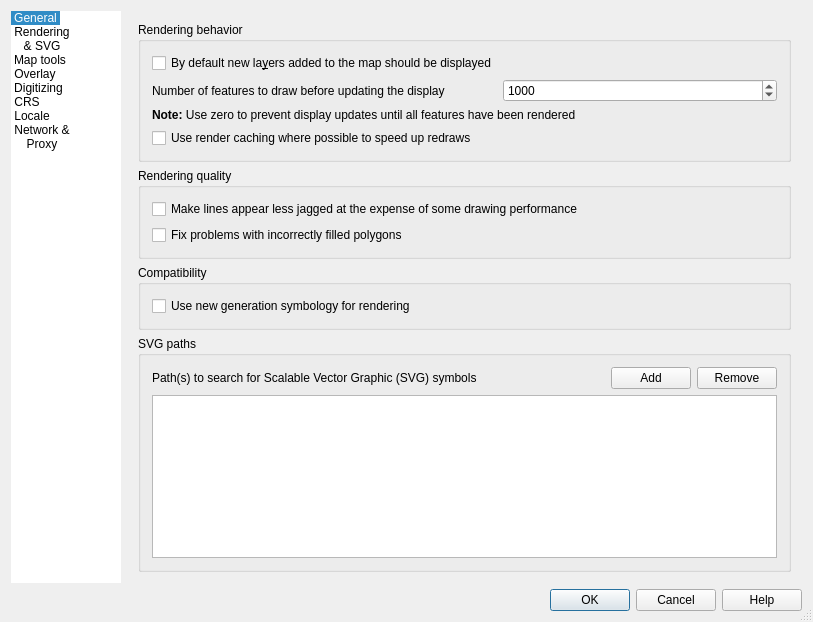
First picture: the form in qgis/src/ui/qgsoptionsbase.ui, repository sourcepole/qgis, before the edit.
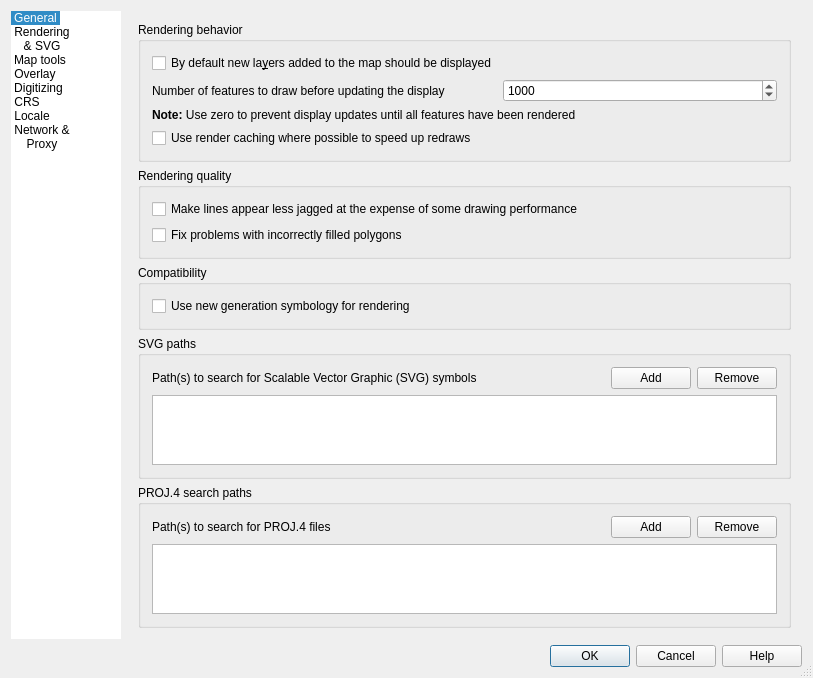
Second picture: the form after the edit. The open tabs and pages were chosen to show the change. Icons and pictures are not drawn. Custom widgets are drawn as their Qt base class.

Commit message: [FEATURE] allow user specific PROJ.4 search paths and update srs.db to include grid reference (fixes #3099)

```diff
--- a/qgis/src/ui/qgsoptionsbase.ui
+++ b/qgis/src/ui/qgsoptionsbase.ui
@@ -624,6 +624,52 @@
          </layout>
         </widget>
        </item>
+       <item>
+        <widget class="QGroupBox" name="groupBox_4">
+         <property name="title">
+          <string>PROJ.4 search paths</string>
+         </property>
+         <layout class="QGridLayout" name="gridLayout_4">
+          <item row="4" column="0" colspan="4">
+           <widget class="QListWidget" name="mListProjPaths"/>
+          </item>
+          <item row="3" column="1">
+           <spacer name="spacer">
+            <property name="orientation">
+             <enum>Qt::Horizontal</enum>
+            </property>
+            <property name="sizeHint" stdset="0">
+             <size>
+              <width>31</width>
+              <height>20</height>
+             </size>
+            </property>
+           </spacer>
+          </item>
+          <item row="3" column="2">
+           <widget class="QPushButton" name="mBtnAddProjPath">
+            <property name="text">
+             <string>Add</string>
+            </property>
+           </widget>
+          </item>
+          <item row="3" column="3">
+           <widget class="QPushButton" name="mBtnRemoveProjPath">
+            <property name="text">
+             <string>Remove</string>
+            </property>
+           </widget>
+          </item>
+          <item row="3" column="0">
+           <widget class="QLabel" name="mProjLabel">
+            <property name="text">
+             <string>Path(s) to search for PROJ.4 files</string>
+            </property>
+           </widget>
+          </item>
+         </layout>
+        </widget>
+       </item>
       </layout>
      </widget>
      <widget class="QWidget" name="stackedWidgetPage3">
```
Left out of the diff: 20 changed lines with no effect on the pictures. The commit also changes 6 other files.
